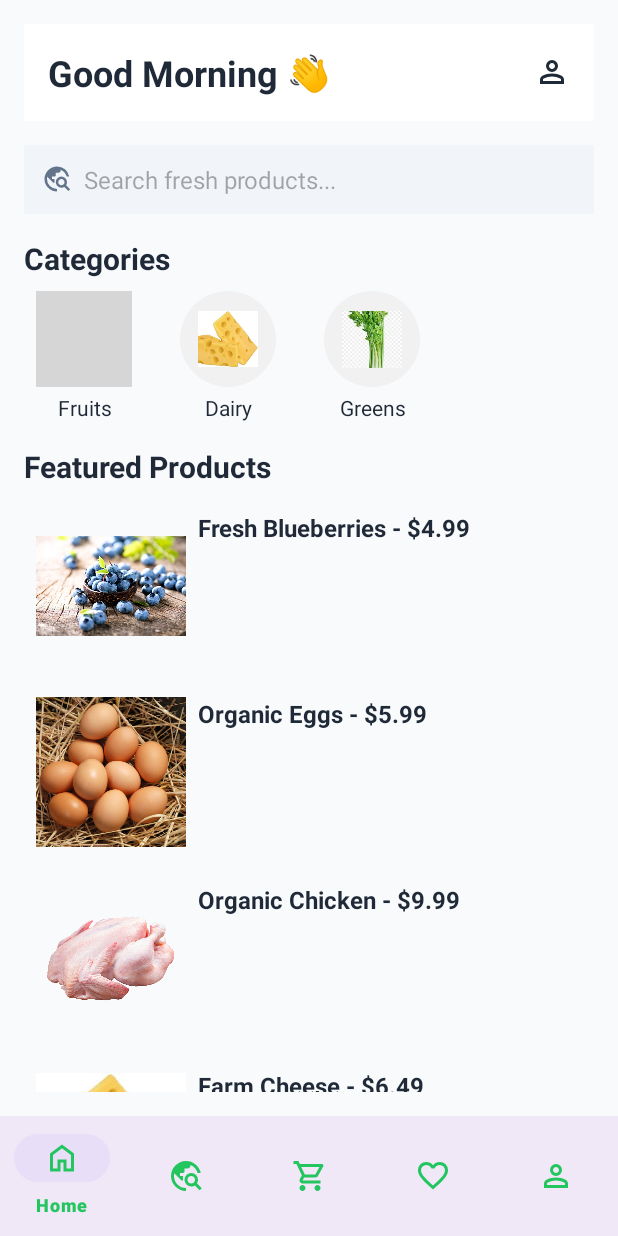
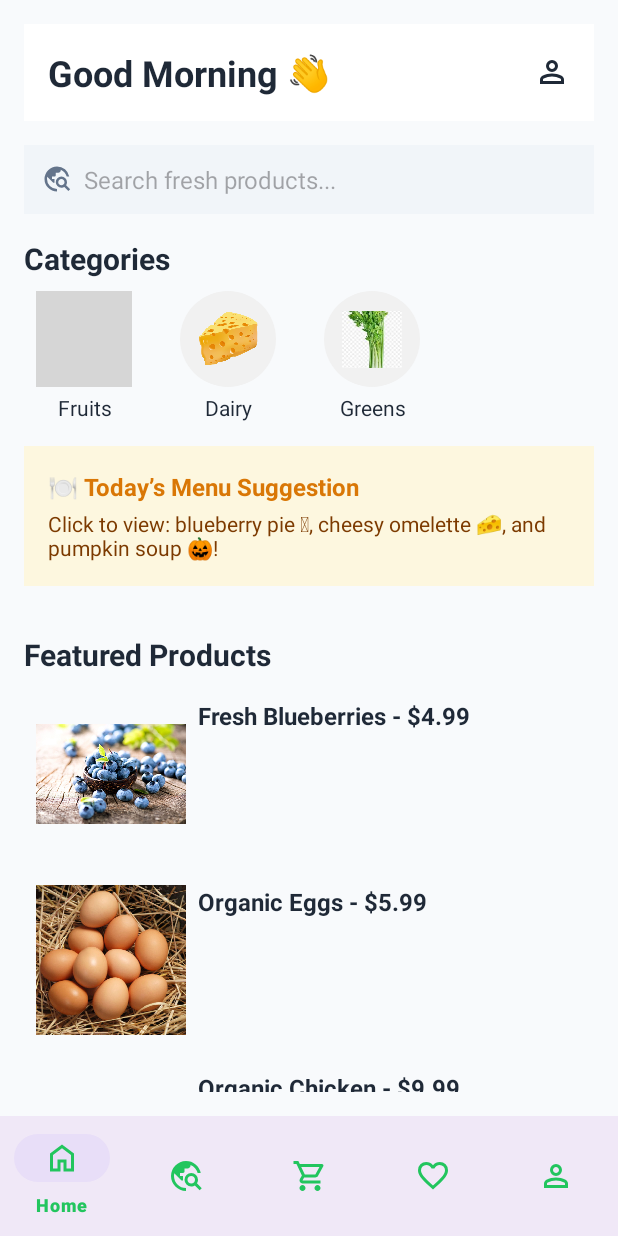
Before and after one commit to Bailualiya/FreshToGo, an Android app: the screen it shows after launch (MainActivity), on a phone screen of 412 x 824 dp. Run offline under Robolectric (Android 15) with nearby library versions, the phone set to English and light mode, and no system bars; grey boxes are pictures that could not be loaded.

Commit message:
Added the today's menus and change the orders. Modify the map function in order to click and select the proper location to deliver the product

```diff
--- a/app/src/main/java/com/example/freshtogo/HomeFragment.java
+++ b/app/src/main/java/com/example/freshtogo/HomeFragment.java
@@ -62,5 +62,16 @@ public class HomeFragment extends Fragment {
                     .addToBackStack(null)
                     .commit();
         });
+
+        LinearLayout todaysMenuSection = view.findViewById(R.id.todays_menu_section);
+        todaysMenuSection.setOnClickListener(v -> {
+            Fragment recipeFragment = new RecipeFragment();
+            requireActivity().getSupportFragmentManager()
+                    .beginTransaction()
+                    .replace(R.id.fragment_container, recipeFragment)
+                    .addToBackStack(null)
+                    .commit();
+        });
+
     }
 }
--- a/app/src/main/res/layout/fragment_home.xml
+++ b/app/src/main/res/layout/fragment_home.xml
@@ -74,7 +74,7 @@
             android:textColor="#1F2937"
             android:layout_marginTop="16dp"/>
 
-        <!-- ✅ 分类区域（圆形图标 + 文字） -->
+        <!-- 分类区域（圆形图标 + 文字） -->
         <HorizontalScrollView
             android:layout_width="match_parent"
             android:layout_height="wrap_content"
@@ -167,6 +167,43 @@
             </LinearLayout>
         </HorizontalScrollView>
 
+        <!-- Today's Menu -->
+        <!-- ✅ 点击跳转用的包裹容器 -->
+        <LinearLayout
+            android:id="@+id/todays_menu_section"
+            android:layout_width="match_parent"
+            android:layout_height="wrap_content"
+            android:orientation="vertical"
+            android:background="#FBF4D9"
+            android:padding="16dp"
+            android:layout_marginTop="16dp"
+            android:layout_marginBottom="16dp"
+            android:layout_marginHorizontal="0dp"
+            android:clickable="true"
+            android:focusable="true"
+            android:backgroundTint="#FDF7DF"
+            android:foreground="?attr/selectableItemBackground">
+
+            <TextView
+                android:layout_width="wrap_content"
+                android:layout_height="wrap_content"
+                android:text="🍽️ Today’s Menu Suggestion"
+                android:textSize="16sp"
+                android:textColor="#D97706"
+                android:textStyle="bold" />
+
+            <TextView
+                android:layout_width="match_parent"
+                android:layout_height="wrap_content"
+                android:text="Click to view: blueberry pie 🫐, cheesy omelette 🧀, and pumpkin soup 🎃!"
+                android:textSize="14sp"
+                android:textColor="#7C3A00"
+                android:layout_marginTop="4dp" />
+        </LinearLayout>
+
+
+
+
 
         <!-- 产品标题 -->
         <TextView
@@ -185,7 +222,7 @@
             android:orientation="vertical"
             android:layout_marginTop="8dp">
 
-            <!-- ✅ 蓝莓 -->
+            <!-- 蓝莓 -->
             <LinearLayout
                 android:id="@+id/card_blueberry"
                 android:layout_width="match_parent"
@@ -212,7 +249,7 @@
                     android:textColor="#1F2937"/>
             </LinearLayout>
 
-            <!-- ✅ 鸡蛋 -->
+            <!-- 鸡蛋 -->
             <LinearLayout
                 android:id="@+id/card_egg"
                 android:layout_width="match_parent"
@@ -239,7 +276,7 @@
                     android:textColor="#1F2937"/>
             </LinearLayout>
 
-            <!-- ✅ 有机鸡肉 -->
+            <!-- 有机鸡肉 -->
             <LinearLayout
                 android:id="@+id/card_chicken"
                 android:layout_width="match_parent"
@@ -266,7 +303,7 @@
                     android:textColor="#1F2937"/>
             </LinearLayout>
 
-            <!-- ✅ 奶酪 -->
+            <!-- 奶酪 -->
             <LinearLayout
                 android:id="@+id/card_cheese"
                 android:layout_width="match_parent"
@@ -293,7 +330,7 @@
                     android:textColor="#1F2937"/>
             </LinearLayout>
 
-            <!-- ✅ 葡萄 -->
+            <!-- 葡萄 -->
             <LinearLayout
                 android:id="@+id/card_grape"
                 android:layout_width="match_parent"
@@ -320,7 +357,7 @@
                     android:textColor="#1F2937"/>
             </LinearLayout>
 
-            <!-- ✅ 南瓜 -->
+            <!-- 南瓜 -->
             <LinearLayout
                 android:id="@+id/card_pumpkin"
                 android:layout_width="match_parent"
@@ -347,36 +384,5 @@
                     android:textColor="#1F2937"/>
             </LinearLayout>
         </LinearLayout>
-
-        <!-- ✅ Today’s Menu 区域 -->
-        <TextView
-            android:layout_width="wrap_content"
-            android:layout_height="wrap_content"
-            android:text="Today's Menu"
-            android:textSize="20sp"
-            android:textStyle="bold"
-            android:textColor="#1F2937"
-            android:layout_marginTop="24dp"
-            android:layout_marginBottom="8dp"/>
-
-        <LinearLayout
-            android:id="@+id/today_menu"
-            android:layout_width="match_parent"
-            android:layout_height="wrap_content"
-            android:padding="16dp"
-            android:orientation="vertical"
-            android:background="#FFF4E5"
-            android:clickable="true"
-            android:focusable="true"
-            android:backgroundTint="#FFEBC1">
-
-            <TextView
-                android:layout_width="wrap_content"
-                android:layout_height="wrap_content"
-                android:text="Click to view recipes made with today's freshest ingredients!"
-                android:textSize="16sp"
-                android:textColor="#7C3A00"/>
-        </LinearLayout>
-
     </LinearLayout>
 </ScrollView>
```
Also changed, not shown: app/src/main/java/com/example/freshtogo/CartFragment.java (+25 -3 lines), app/src/main/java/com/example/freshtogo/ExploreFragment.java (+54 -31 lines), app/src/main/java/com/example/freshtogo/RecipeFragment.java (added, +18 -0 lines), app/src/main/res/drawable/menu_note_background.xml (added, +10 -0 lines), app/src/main/res/layout/fragment_cart.xml (+6 -2 lines), app/src/main/res/layout/fragment_explore.xml (+11 -2 lines), app/src/main/res/layout/fragment_recipe.xml (added, +108 -0 lines), app/src/main/res/drawable/cheese.png, 1 other file.
